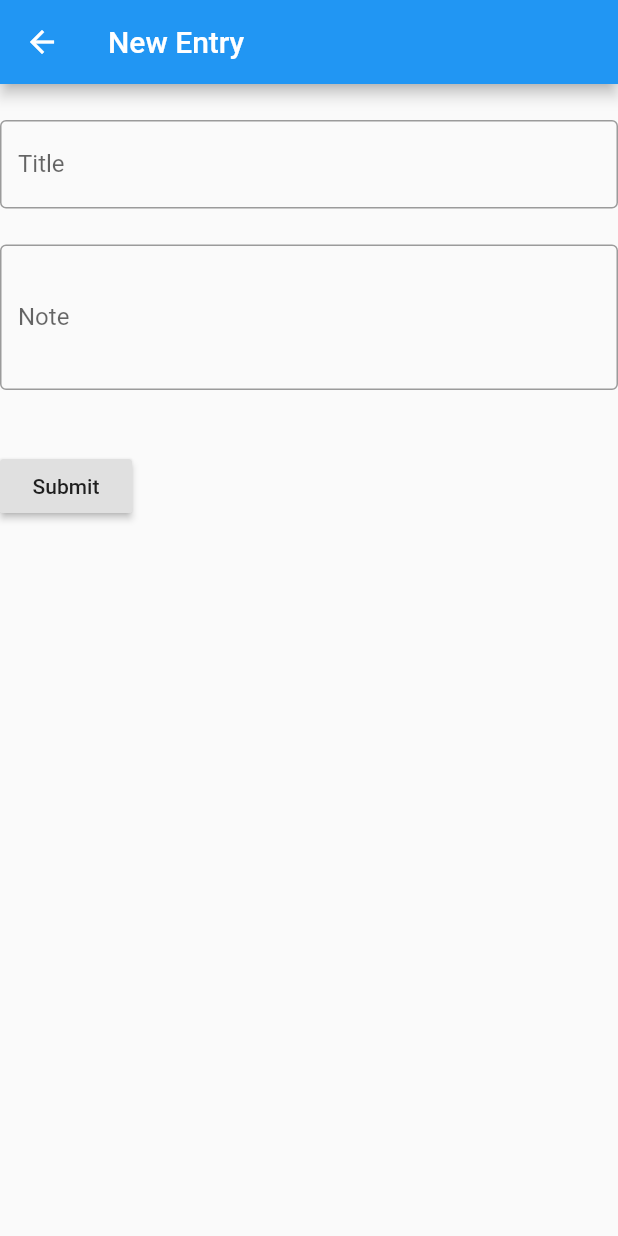
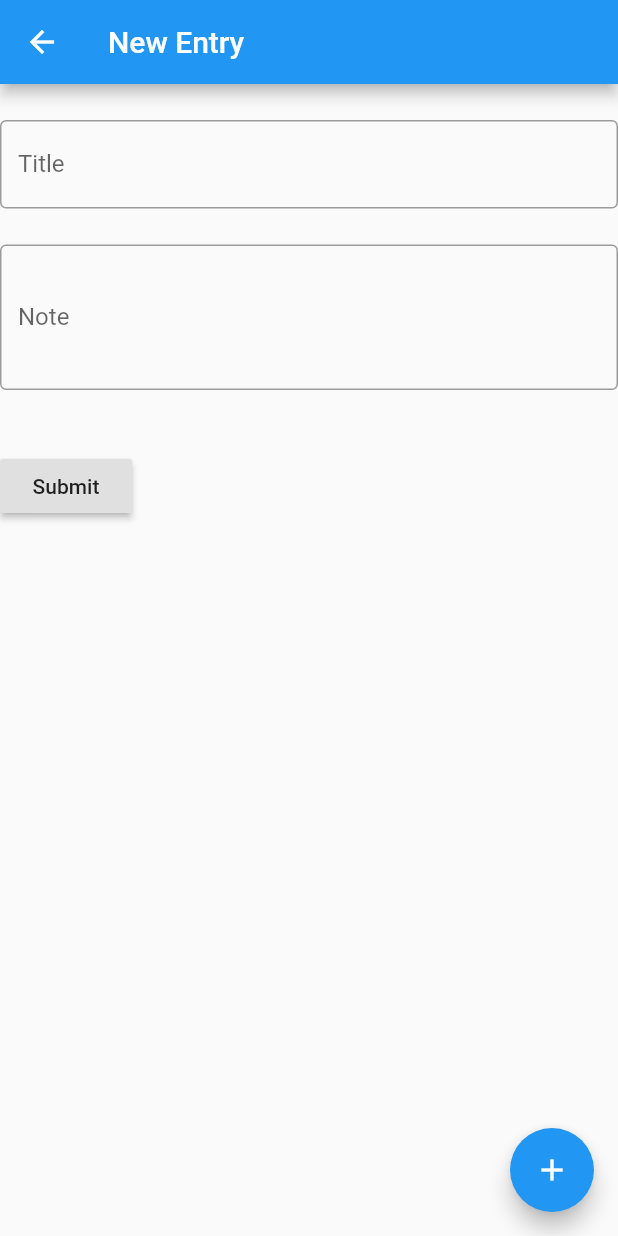
Before and after one commit to nishikigoi/ournote, a Flutter app: the NewEntry screen opened directly, on a phone screen of 412 x 824 dp. Run offline on Flutter 3.47's test engine with Material 2 defaults, Android fonts, the light colour scheme and no system bars; our stand-ins replace firebase_database; accounts and stored records are empty.

Commit message:
post to firebaes databadatabase

```diff
--- a/lib/newentry.dart
+++ b/lib/newentry.dart
@@ -1,4 +1,5 @@
 import 'package:flutter/material.dart';
+import 'package:firebase_database/firebase_database.dart';
 
 class NewEntry extends StatefulWidget {
  @override
@@ -9,6 +10,7 @@ class NewEntry extends StatefulWidget {
 
 /// This is the stateless widget that the main application instantiates.
 class _NewEntryState extends State<NewEntry> {
+  final databaseReference = FirebaseDatabase.instance.reference();
   // Create a global key that uniquely identifies the Form widget
   // and allows validation of the form.
   //
@@ -75,6 +77,18 @@ class _NewEntryState extends State<NewEntry> {
           ),
         ],
       )),
-    ));
+    ),
+      floatingActionButton: FloatingActionButton(
+        // onPressed: _addItem,
+        onPressed: () {
+          databaseReference.child("1").set({
+            'title': 'Mastering EJB',
+            'description': 'Programming Guide for J2EE'
+          });
+        },
+        child: Icon(Icons.add),
+        backgroundColor: Colors.blue,
+      ),
+    );
   }
 }
--- a/pubspec.yaml
+++ b/pubspec.yaml
@@ -19,6 +19,8 @@ environment:
 dependencies:
   flutter:
     sdk: flutter
+  firebase_core: ^0.4.0
+  firebase_database: ^3.0.3
 
   # The following adds the Cupertino Icons font to your application.
   # Use with the CupertinoIcons class for iOS style icons.
```
Also changed, not shown: pubspec.lock, 3 other files.
